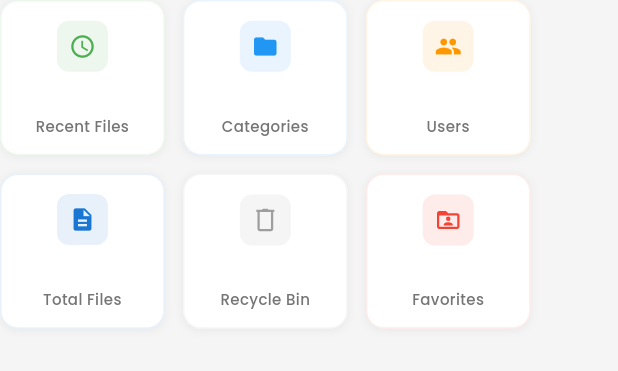
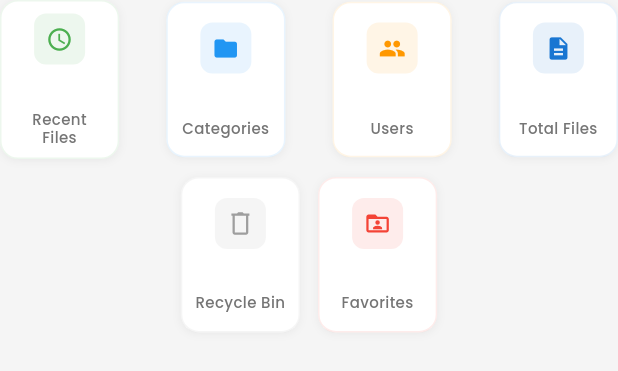
Before and after one commit to rahmathanifpurnama/management-document-app, a Flutter app: the ResponsiveStatsGrid widget shown alone on an empty page, opened directly with empty values, on a phone screen of 412 x 824 dp. Shown: the top 371 px of the screen. Run offline on Flutter 3.47's test engine with Material 3 defaults, Android fonts, the phone set to English and light mode, and no system bars; our stand-ins replace audioplayers, cached_network_image, cloud_firestore, cloud_functions, connectivity_plus, dio and 19 more; missing offline and left inert: external_path, file_selector, firebase_app_check, flutter_pdfview, googleapis; accounts and stored records are empty; network calls fail.

Commit message:
Fix layout to always show 4+2 widgets layout on all screen sizes

```diff
--- a/lib/widgets/statistics/responsive_stats_grid.dart
+++ b/lib/widgets/statistics/responsive_stats_grid.dart
@@ -46,63 +46,59 @@ class ResponsiveStatsGrid extends StatelessWidget {
     List<Widget> statWidgets,
     _LayoutConfig layoutConfig,
   ) {
-    final itemsPerRow = layoutConfig.itemsPerRow;
+    // Always use custom layout for 6 widgets (4+2 layout)
+    if (statWidgets.length == 6) {
+      final firstRowWidgets = statWidgets.take(4).toList();
+      final secondRowWidgets = statWidgets.skip(4).take(2).toList();
 
-    if (statWidgets.length <= 4 || itemsPerRow < 4) {
-      // For small screens or few widgets, use normal wrap layout
-      return Wrap(
-        spacing: layoutConfig.spacing,
-        runSpacing: layoutConfig.spacing,
-        children: statWidgets.map((widget) {
-          return SizedBox(width: layoutConfig.itemWidth, child: widget);
-        }).toList(),
-      );
-    }
+      // Calculate width for 4 widgets per row
+      final screenWidth =
+          layoutConfig.itemWidth * layoutConfig.itemsPerRow +
+          layoutConfig.spacing * (layoutConfig.itemsPerRow - 1);
+      final fourWidgetWidth = (screenWidth - (layoutConfig.spacing * 3)) / 4;
 
-    // For larger screens with 6 widgets: 4 in first row, 2 in second row (centered)
-    final firstRowWidgets = statWidgets.take(4).toList();
-    final secondRowWidgets = statWidgets.skip(4).take(2).toList();
+      return Column(
+        children: [
+          // First row: 4 widgets
+          Row(
+            mainAxisAlignment: MainAxisAlignment.spaceBetween,
+            children: firstRowWidgets.map((widget) {
+              return SizedBox(width: fourWidgetWidth, child: widget);
+            }).toList(),
+          ),
 
-    return Column(
-      children: [
-        // First row: 4 widgets
-        Wrap(
-          spacing: layoutConfig.spacing,
-          runSpacing: layoutConfig.spacing,
-          children: firstRowWidgets.map((widget) {
-            return SizedBox(width: layoutConfig.itemWidth, child: widget);
-          }).toList(),
-        ),
-
-        SizedBox(height: layoutConfig.spacing), // Space between rows
-        // Second row: 2 widgets centered with 2 empty spaces
-        if (secondRowWidgets.length == 2)
+          SizedBox(height: layoutConfig.spacing), // Space between rows
+          // Second row: 2 widgets centered with 2 empty spaces
           Row(
             mainAxisAlignment: MainAxisAlignment.center,
             children: [
               // Empty space (1/4 of row)
-              SizedBox(width: layoutConfig.itemWidth),
+              SizedBox(width: fourWidgetWidth),
               SizedBox(width: layoutConfig.spacing),
 
               // First widget
-              SizedBox(
-                width: layoutConfig.itemWidth,
-                child: secondRowWidgets[0],
-              ),
+              SizedBox(width: fourWidgetWidth, child: secondRowWidgets[0]),
               SizedBox(width: layoutConfig.spacing),
 
               // Second widget
-              SizedBox(
-                width: layoutConfig.itemWidth,
-                child: secondRowWidgets[1],
-              ),
+              SizedBox(width: fourWidgetWidth, child: secondRowWidgets[1]),
               SizedBox(width: layoutConfig.spacing),
 
               // Empty space (1/4 of row)
-              SizedBox(width: layoutConfig.itemWidth),
+              SizedBox(width: fourWidgetWidth),
             ],
           ),
-      ],
+        ],
+      );
+    }
+
+    // For other cases, use normal wrap layout
+    return Wrap(
+      spacing: layoutConfig.spacing,
+      runSpacing: layoutConfig.spacing,
+      children: statWidgets.map((widget) {
+        return SizedBox(width: layoutConfig.itemWidth, child: widget);
+      }).toList(),
     );
   }
 
```
